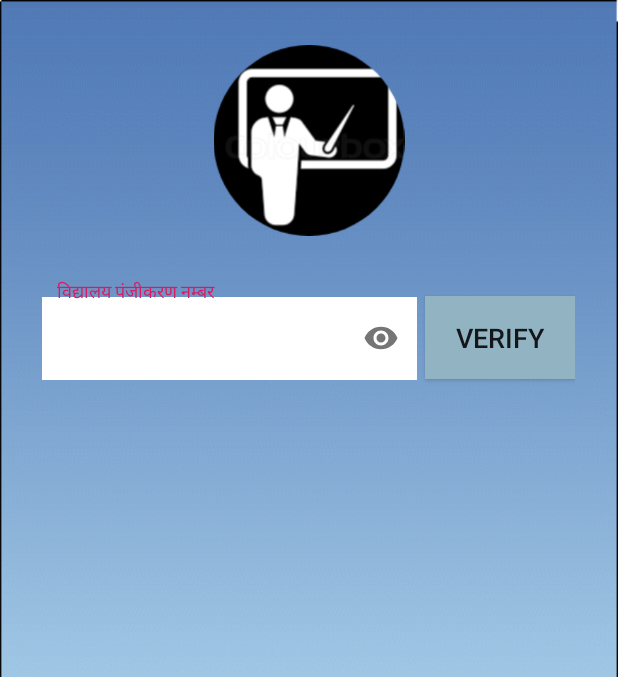
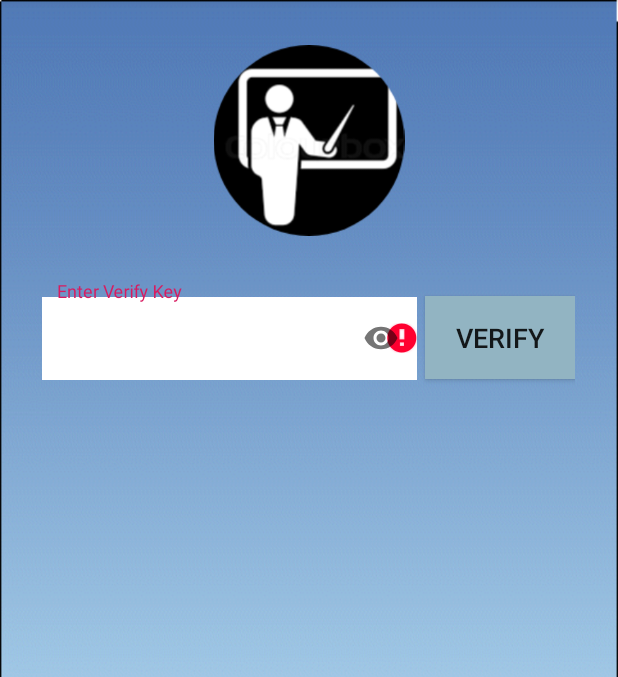
Before and after one commit to Deepanshuchauhan123/App-F2Rconversion, an Android app: the teacher_reg screen opened directly, with no data from a screen before it, after a tap on an icon or button, on a phone screen of 412 x 824 dp, the part 84-761 px from its top. Run offline under Robolectric (Android 15) with nearby library versions, the phone set to English and light mode, and no system bars; our stand-ins replace Firebase (no records; nobody signed in at launch, a user with empty details on screens opened directly); 1 other tap on this screen came first.

Commit message:
more dude..

```diff
--- a/app/src/main/res/layout/activity_parents_login.xml
+++ b/app/src/main/res/layout/activity_parents_login.xml
@@ -41,7 +41,7 @@
                 android:background="@drawable/button_shape"
                 android:layout_marginTop="40dp"
                 android:paddingLeft="10dp"
-                android:hint="@string/e_mail"/>
+                android:hint="@string/Adhaar_no"/>
             </com.google.android.material.textfield.TextInputLayout>
 
 
--- a/app/src/main/res/layout/activity_school__reg.xml
+++ b/app/src/main/res/layout/activity_school__reg.xml
@@ -48,7 +48,7 @@
                         android:background="#ffffff"
                         android:drawableLeft="@drawable/ic_perm_identity_black_24dp"
                         android:layout_marginTop="20dp"
-                        android:hint="विद्यालय पंजीकरण नम्बर  "/>
+                        android:hint="@string/verify_key"/>
                 </com.google.android.material.textfield.TextInputLayout>
                 <Button
                     android:layout_width="100dp"
--- a/app/src/main/res/layout/activity_school_login.xml
+++ b/app/src/main/res/layout/activity_school_login.xml
@@ -39,7 +39,7 @@
                 android:background="@drawable/button_shape"
                 android:layout_marginTop="40dp"
                 android:paddingLeft="10dp"
-                android:hint="@string/e_mail"/>
+                android:hint="@string/verify_key"/>
         </com.google.android.material.textfield.TextInputLayout>
 
 
--- a/app/src/main/res/layout/activity_student_login.xml
+++ b/app/src/main/res/layout/activity_student_login.xml
@@ -40,7 +40,7 @@
                 android:background="@drawable/button_shape"
                 android:layout_marginTop="40dp"
                 android:paddingLeft="10dp"
-                android:hint="@string/e_mail"/>
+                android:hint="@string/Adhaar_no"/>
             </com.google.android.material.textfield.TextInputLayout>
 
 
--- a/app/src/main/res/layout/activity_teacher_reg.xml
+++ b/app/src/main/res/layout/activity_teacher_reg.xml
@@ -47,13 +47,13 @@
                             android:background="#ffffff"
                             android:drawableLeft="@drawable/ic_perm_identity_black_24dp"
                             android:layout_marginTop="20dp"
-                            android:hint="विद्यालय पंजीकरण नम्बर  "/>
+                            android:hint="@string/verify_key"/>
                     </com.google.android.material.textfield.TextInputLayout>
                     <Button
                         android:layout_width="100dp"
                         android:layout_height="55dp"
                         android:text="VERIFY"
-                        android:id="@+id/verify_btn"
+                        android:id="@+id/btn_verify"
                         android:background="#92B4C2"
                         android:layout_marginTop="30dp"
                         android:layout_marginLeft="255dp"
@@ -67,6 +67,40 @@
                 android:layout_height="wrap_content"
                 android:orientation="vertical"
                 android:id="@+id/after_verify">
+                <com.google.android.material.textfield.TextInputLayout
+                    android:layout_width="wrap_content"
+                    android:layout_height="wrap_content"
+                    android:padding="10dp"
+                    android:gravity="center"
+                    app:passwordToggleEnabled="true"
+                    android:layout_marginTop="20dp">
+                    <EditText
+                        android:id="@+id/school_name"
+                        android:layout_width="350dp"
+                        android:layout_height="55dp"
+                        android:drawableLeft="@drawable/ic_perm_identity_black_24dp"
+                        android:background="#ffffff"
+                        android:layout_marginTop="40dp"
+                        android:paddingLeft="10dp"
+                        android:hint="@string/schl_name"/>
+                </com.google.android.material.textfield.TextInputLayout>
+                <com.google.android.material.textfield.TextInputLayout
+                    android:layout_width="wrap_content"
+                    android:layout_height="wrap_content"
+                    android:padding="10dp"
+                    android:gravity="center"
+                    app:passwordToggleEnabled="true"
+                    android:layout_marginTop="20dp">
+                    <EditText
+                        android:id="@+id/teacher_adhaar"
+                        android:layout_width="350dp"
+                        android:layout_height="55dp"
+                        android:drawableLeft="@drawable/ic_perm_identity_black_24dp"
+                        android:background="#ffffff"
+                        android:layout_marginTop="40dp"
+                        android:paddingLeft="10dp"
+                        android:hint="@string/Adhaar_no"/>
+                </com.google.android.material.textfield.TextInputLayout>
             <com.google.android.material.textfield.TextInputLayout
                 android:layout_width="wrap_content"
                 android:layout_height="wrap_content"
@@ -86,23 +120,6 @@
                 android:hint="@string/e_mail"/>
             </com.google.android.material.textfield.TextInputLayout>
 
-            <com.google.android.material.textfield.TextInputLayout
-                android:layout_width="wrap_content"
-                android:layout_height="wrap_content"
-                android:padding="10dp"
-                android:gravity="center"
-                app:passwordToggleEnabled="true"
-                android:layout_marginTop="20dp">
-            <EditText
-                android:id="@+id/school_name"
-                android:layout_width="350dp"
-                android:layout_height="55dp"
-                android:drawableLeft="@drawable/ic_perm_identity_black_24dp"
-                android:background="#ffffff"
-                android:layout_marginTop="40dp"
-                android:paddingLeft="10dp"
-                android:hint="@string/schl_name"/>
-            </com.google.android.material.textfield.TextInputLayout>
 
             <com.google.android.material.textfield.TextInputLayout
                 android:layout_width="wrap_content"
--- a/app/src/main/res/values/strings.xml
+++ b/app/src/main/res/values/strings.xml
@@ -116,6 +116,7 @@
     <string name="verify">Verify</string>
     <string name="board">Board of school</string>
     <string name="Generate_key">Generate Teacher Verify Key</string>
+    <string name="verify_key">Enter Verify Key</string>
 
 
     <string-array name="stream">
```
Also changed, not shown: app/src/main/java/com/example/app_deepanshu/Key_Verify.java (added, +28 -0 lines), app/src/main/java/com/example/app_deepanshu/api/Api.java (+26 -0 lines), app/src/main/java/com/example/app_deepanshu/first_cat.java (+40 -18 lines), app/src/main/java/com/example/app_deepanshu/teacher_reg.java (+64 -8 lines), 1 other file.
